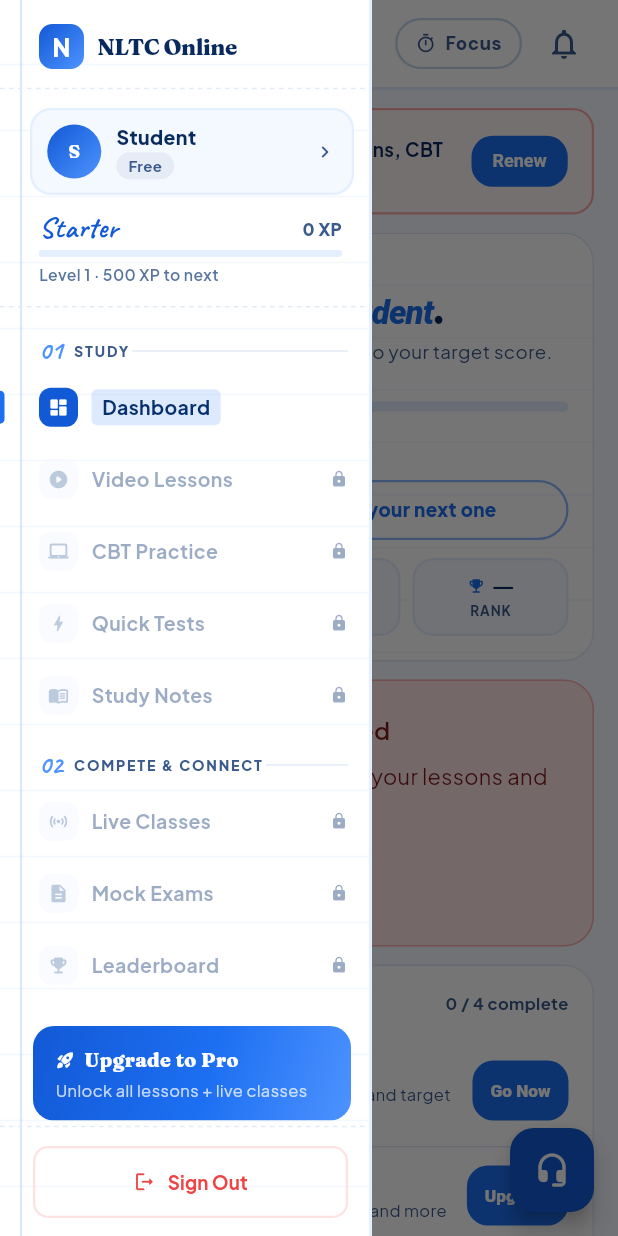
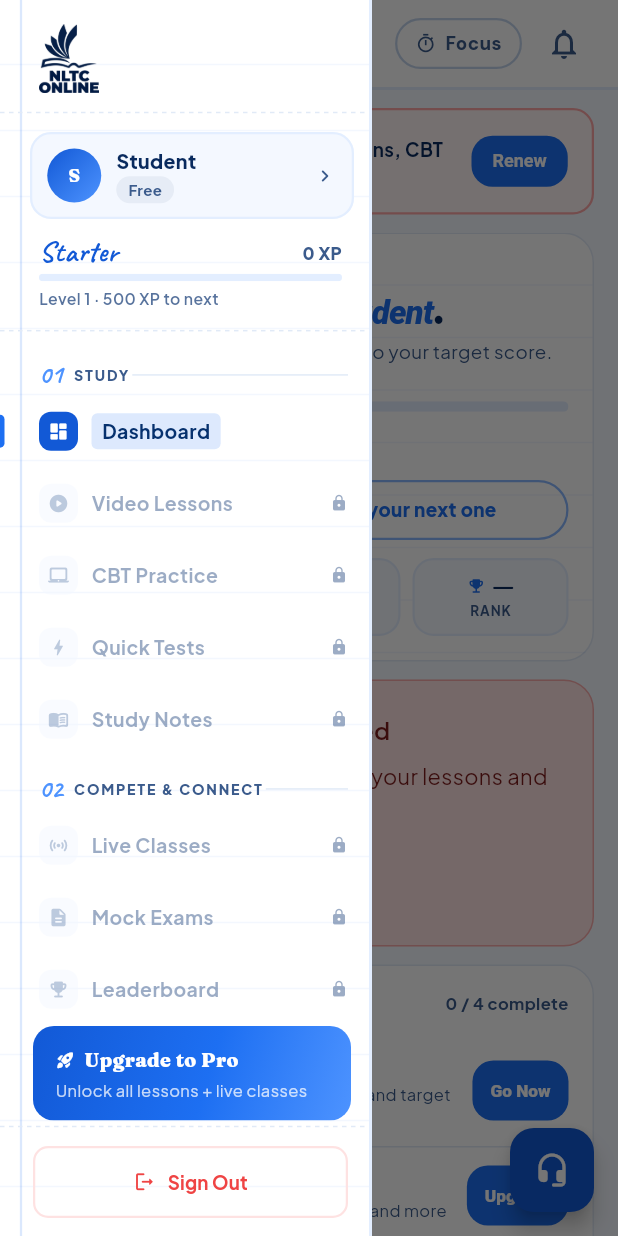
Before and after one commit to tomisin68/nltc_mobile, a Flutter app: the screen it shows once a user with an empty profile is signed in, with the side drawer open, on a phone screen of 412 x 824 dp. Run offline on Flutter 3.47's test engine with Material 3 defaults, Android fonts, the phone set to English and light mode, and no system bars; our stand-ins replace audioplayers, cached_network_image, cloud_firestore, file_picker, firebase_auth, firebase_core and 12 more; missing offline and left inert: agora_rtc_engine, record; accounts and stored records are empty; network calls fail.

Commit message:
Put the real NLTC logo on the app
The two masters arrived as JPEGs composited over black, which would have
painted a black slab behind the mark on every light surface. They are the same
artwork, so the white render's luminance is the coverage mask and the navy one
unpremultiplies cleanly against it — hence the transparent PNGs beside them.

BrandMark now picks a render off the scheme brightness instead of drawing a
gradient tile and setting the wordmark by hand; the sidebar shows that lockup
alone, the way .ds-brand-img does on the web. The lockup is taller than it is
wide, so it is sized by height.

App icons come from nltc-icon.png. Android gets an adaptive icon as well as the
legacy PNGs — without one, Android 8+ shrinks and shadows the bitmap and the
wordmark turns to mush. iOS icons are flattened to RGB because Apple rejects
alpha outright.

Co-Authored-By: Claude Opus 5 <noreply@anthropic.com>

```diff
--- a/lib/ui/auth/auth_gate.dart
+++ b/lib/ui/auth/auth_gate.dart
@@ -43,7 +43,7 @@ class _SplashScreen extends StatelessWidget {
           child: Column(
             mainAxisSize: MainAxisSize.min,
             children: [
-              const BrandMark(size: 72),
+              const BrandMark(height: 104),
               const SizedBox(height: Tokens.s8),
               SizedBox(
                 width: 24,
--- a/lib/ui/core/widgets/brand_mark.dart
+++ b/lib/ui/core/widgets/brand_mark.dart
@@ -1,75 +1,33 @@
 import 'package:flutter/material.dart';
 
-import '../theme/app_palette.dart';
+/// The path of the logo render that reads against the current theme.
+///
+/// The mark is flat ink with no outline, so it ships as two files rather than
+/// one tinted image: the navy artwork would sink into a dark surface, and the
+/// white one would disappear on paper.
+String brandAssetFor(BuildContext context) =>
+    Theme.of(context).brightness == Brightness.dark
+        ? 'assets/nltc-light.png'
+        : 'assets/nltc-dark.png';
 
-/// The NLTC logo lockup — a gradient tile plus the wordmark.
-///
-/// Colours come from the scheme rather than the raw palette so the mark stays
-/// legible in dark mode instead of sitting as a bright slab on a navy surface.
+/// The NLTC Online logo lockup — the open-book mark above the wordmark.
 class BrandMark extends StatelessWidget {
-  const BrandMark({super.key, this.size = 56, this.showWordmark = true});
+  const BrandMark({super.key, this.height = 84});
 
-  final double size;
-  final bool showWordmark;
+  /// Sized by height: the lockup is taller than it is wide, so its width
+  /// follows from the artwork.
+  final double height;
 
   @override
   Widget build(BuildContext context) {
-    final scheme = Theme.of(context).colorScheme;
-    final text = Theme.of(context).textTheme;
-
-    final tile = Container(
-      width: size,
-      height: size,
-      decoration: BoxDecoration(
-        borderRadius: BorderRadius.circular(size * 0.28),
-        gradient: LinearGradient(
-          begin: Alignment.topLeft,
-          end: Alignment.bottomRight,
-          colors: [scheme.primary, scheme.secondary],
-        ),
-      ),
-      alignment: Alignment.center,
-      child: Text(
-        'N',
-        style: TextStyle(
-          color: scheme.onPrimary,
-          fontSize: size * 0.5,
-          fontWeight: FontWeight.w800,
-          height: 1,
-        ),
-      ),
-    );
-
-    if (!showWordmark) return Semantics(label: 'NLTC', child: tile);
-
     return Semantics(
       label: 'NLTC Online',
-      child: Row(
-        mainAxisSize: MainAxisSize.min,
-        children: [
-          tile,
-          const SizedBox(width: Tokens.s3),
-          Column(
-            mainAxisSize: MainAxisSize.min,
-            crossAxisAlignment: CrossAxisAlignment.start,
-            children: [
-              Text(
-                'NLTC',
-                style: text.headlineSmall?.copyWith(
-                  fontWeight: FontWeight.w800,
-                  letterSpacing: 0.5,
-                ),
-              ),
-              Text(
-                'Online',
-                style: text.bodySmall?.copyWith(
-                  color: scheme.onSurfaceVariant,
-                  letterSpacing: 3.2,
-                ),
-              ),
-            ],
-          ),
-        ],
+      image: true,
+      child: Image.asset(
+        brandAssetFor(context),
+        height: height,
+        fit: BoxFit.contain,
+        excludeFromSemantics: true,
       ),
     );
   }
--- a/lib/ui/shell/dashboard_sidebar.dart
+++ b/lib/ui/shell/dashboard_sidebar.dart
@@ -11,6 +11,7 @@ import '../core/state/dashboard_controller.dart';
 import '../core/state/notification_controller.dart';
 import '../core/state/session_controller.dart';
 import '../core/theme/app_palette.dart';
+import '../core/widgets/brand_mark.dart';
 import '../core/widgets/ruled_paper.dart';
 import '../support/support_sheet.dart';
 
@@ -234,51 +235,16 @@ class _Brand extends StatelessWidget {
 
   @override
   Widget build(BuildContext context) {
-    final scheme = Theme.of(context).colorScheme;
-
     return Column(
       children: [
         Padding(
           // `.ds-brand` — the 26px left inset clears the margin rule.
           padding: const EdgeInsets.only(left: 26, right: 20, top: 16, bottom: 13),
-          child: Row(
-            children: [
-              Container(
-                width: 30,
-                height: 30,
-                decoration: BoxDecoration(
-                  borderRadius: BorderRadius.circular(9),
-                  gradient: const LinearGradient(
-                    begin: Alignment.topLeft,
-                    end: Alignment.bottomRight,
-                    colors: [BlueprintPalette.b600, BlueprintPalette.b400],
-                  ),
-                ),
-                alignment: Alignment.center,
-                child: const Text(
-                  'N',
-                  style: TextStyle(
-                    color: BlueprintPalette.white,
-                    fontSize: 16,
-                    fontWeight: FontWeight.w800,
-                    height: 1,
-                  ),
-                ),
-              ),
-              const SizedBox(width: 9),
-              Expanded(
-                child: Text(
-                  'NLTC Online',
-                  style: GoogleFonts.fraunces(
-                    fontSize: 15,
-                    fontWeight: FontWeight.w800,
-                    letterSpacing: -0.3,
-                    color: scheme.onSurface,
-                  ),
-                  overflow: TextOverflow.ellipsis,
-                ),
-              ),
-            ],
+          child: const Align(
+            alignment: Alignment.centerLeft,
+            // The lockup carries the wordmark itself, so the rail shows the
+            // logo alone the way `.ds-brand-img` does on the web.
+            child: BrandMark(height: 46),
           ),
         ),
         const _DashedDivider(),
--- a/pubspec.yaml
+++ b/pubspec.yaml
@@ -95,8 +95,8 @@ flutter:
   uses-material-design: true
 
   # To add assets to your application, add an assets section, like this:
-  # assets:
-  #   - images/a_dot_burr.jpeg
+  assets:
+    - assets/
   #   - images/a_dot_ham.jpeg
 
   # An image asset can refer to one or more resolution-specific "variants", see
```
Also changed, not shown: assets/darklogo.jpg (added), assets/nltc-dark.png (added), assets/nltc-icon.png (added), assets/nltc-light.png (added), assets/whitelogo.jpg (added), 27 other files.
